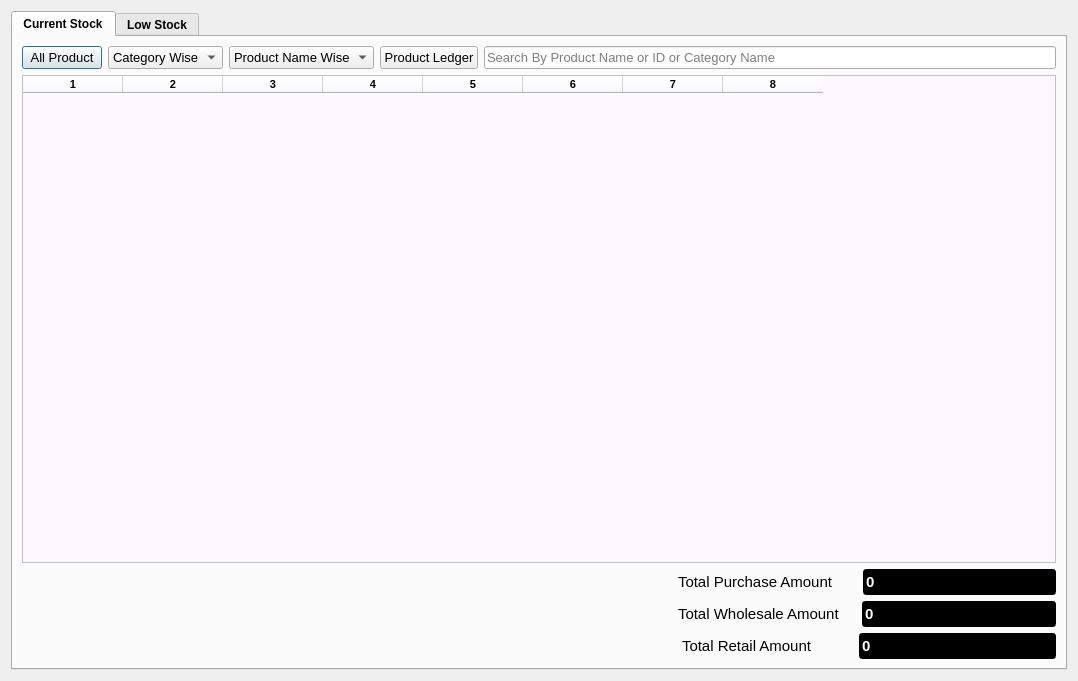
ansarul543/pos-inventory, file ui/stock.ui: the form before one commit.
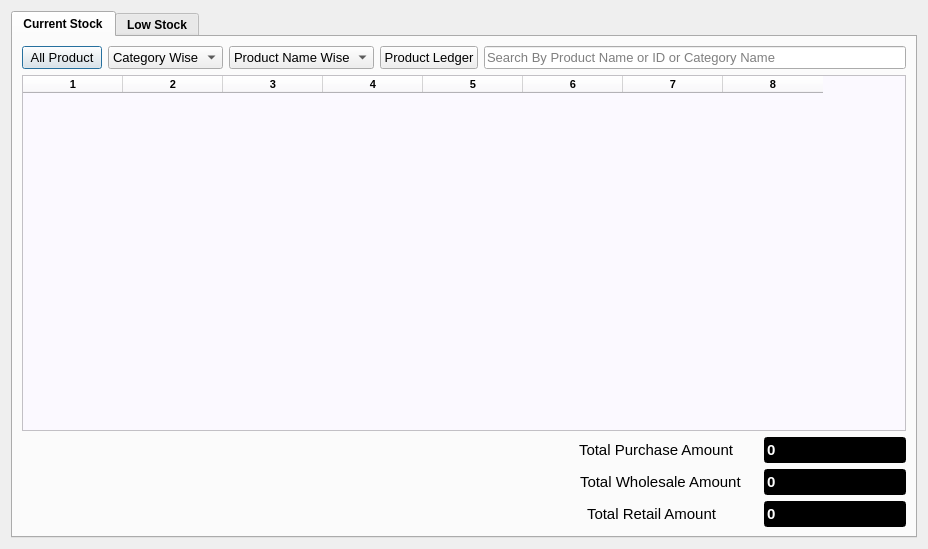
The form after the commit.

```diff
--- a/ui/stock.ui
+++ b/ui/stock.ui
@@ -9,8 +9,8 @@
    <rect>
     <x>0</x>
     <y>0</y>
-    <width>1078</width>
-    <height>681</height>
+    <width>928</width>
+    <height>549</height>
    </rect>
   </property>
   <property name="windowTitle">
```
